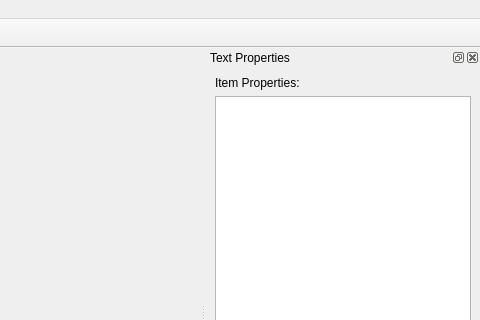
The window that sumpdf/ui/MainWnd.ui (match41/sumpdf) describes before a commit, drawn with Qt 5; both pictures show x 320 to 800 and y 0 to 320 of the 800 by 600 pixel window.
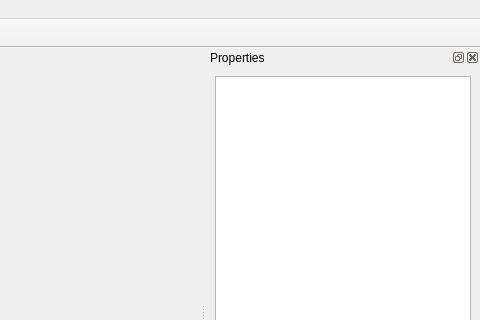
The same window after the commit. Icons and pictures are not drawn.

What changed in the file:
```diff
--- a/sumpdf/ui/MainWnd.ui
+++ b/sumpdf/ui/MainWnd.ui
@@ -56,20 +56,13 @@
   <widget class="QStatusBar" name="m_status_bar"/>
   <widget class="QDockWidget" name="dockWidget">
    <property name="windowTitle">
-    <string>Text Properties</string>
+    <string>Properties</string>
    </property>
    <attribute name="dockWidgetArea">
     <number>2</number>
    </attribute>
    <widget class="QWidget" name="dockWidgetContents">
     <layout class="QVBoxLayout" name="verticalLayout">
-     <item>
-      <widget class="QLabel" name="label">
-       <property name="text">
-        <string>Item Properties:</string>
-       </property>
-      </widget>
-     </item>
      <item>
       <widget class="QTableView" name="m_item_prop"/>
      </item>
```
